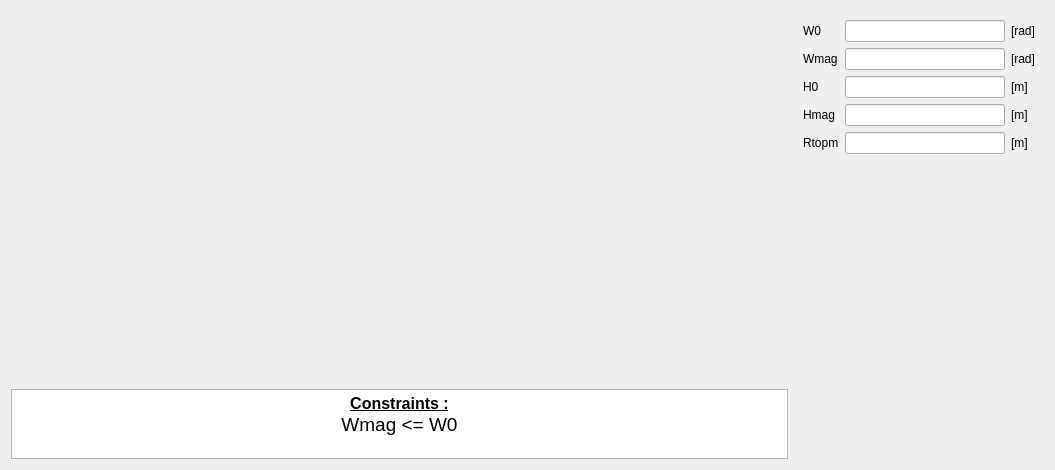
First picture: the form in pyleecan/GUI/Dialog/DMachineSetup/SMSlot/PMSlot14/PMSlot14.ui, repository Eomys/pyleecan, before the edit.
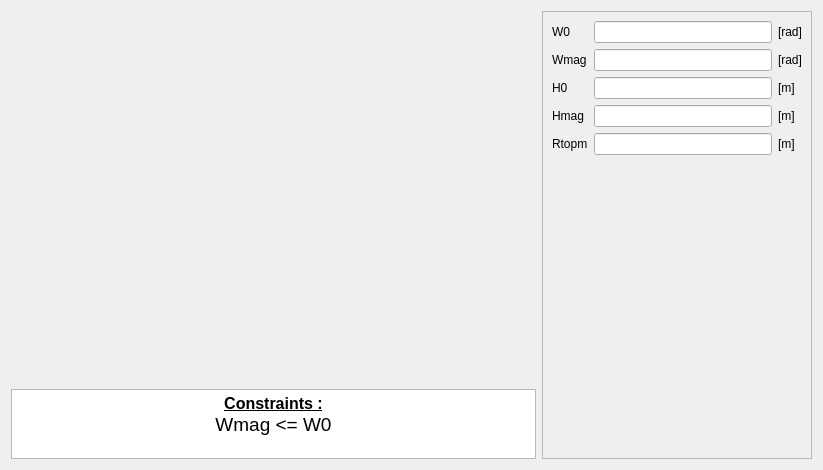
Second picture: the form after the edit. Icons and pictures are not drawn. Custom widgets are drawn as their Qt base class.

Commit message: [CO] Scroll widget for right column

What changed in the file:
```diff
--- a/pyleecan/GUI/Dialog/DMachineSetup/SMSlot/PMSlot14/PMSlot14.ui
+++ b/pyleecan/GUI/Dialog/DMachineSetup/SMSlot/PMSlot14/PMSlot14.ui
@@ -6,7 +6,7 @@
    <rect>
     <x>0</x>
     <y>0</y>
-    <width>1055</width>
+    <width>823</width>
     <height>470</height>
    </rect>
   </property>
@@ -86,20 +86,32 @@
     </layout>
    </item>
    <item>
-    <widget class="QWidget" name="widget" native="true">
+    <widget class="QScrollArea" name="scrollArea">
      <property name="minimumSize">
       <size>
-       <width>250</width>
+       <width>270</width>
        <height>0</height>
       </size>
      </property>
      <property name="maximumSize">
       <size>
-       <width>250</width>
+       <width>270</width>
        <height>16777215</height>
       </size>
      </property>
-     <layout class="QVBoxLayout" name="verticalLayout">
+     <property name="widgetResizable">
+      <bool>true</bool>
+     </property>
+     <widget class="QWidget" name="scrollAreaWidgetContents">
+      <property name="geometry">
+       <rect>
+        <x>0</x>
+        <y>0</y>
+        <width>268</width>
+        <height>446</height>
+       </rect>
+      </property>
+      <layout class="QVBoxLayout" name="verticalLayout_3">
       <item>
        <layout class="QGridLayout" name="gridLayout">
         <item row="0" column="0">
@@ -206,6 +218,7 @@
        <widget class="WWSlotOut" name="w_out" native="true"/>
       </item>
      </layout>
+     </widget>
     </widget>
    </item>
   </layout>
```
Lines whose indentation alone changed are shown as unchanged. The commit also changes 84 other files.
